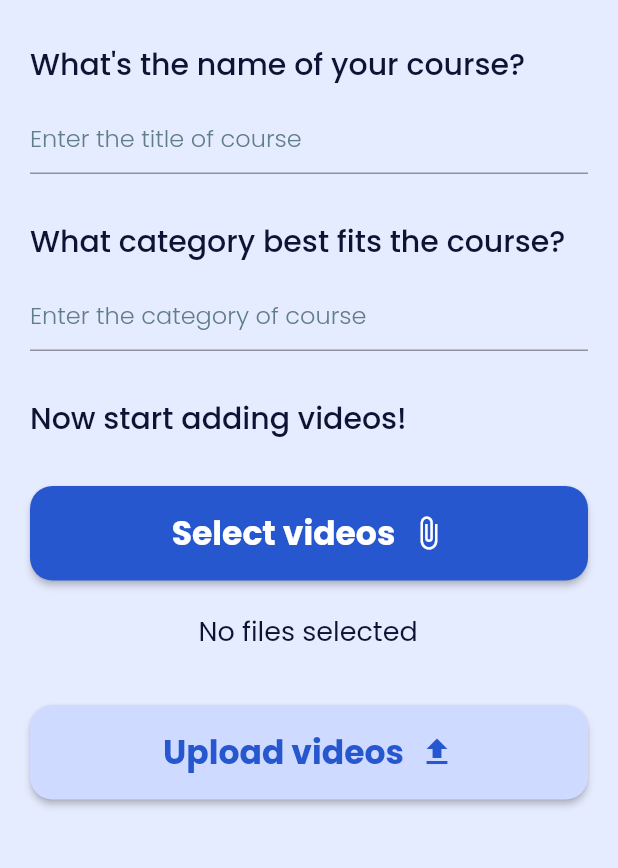
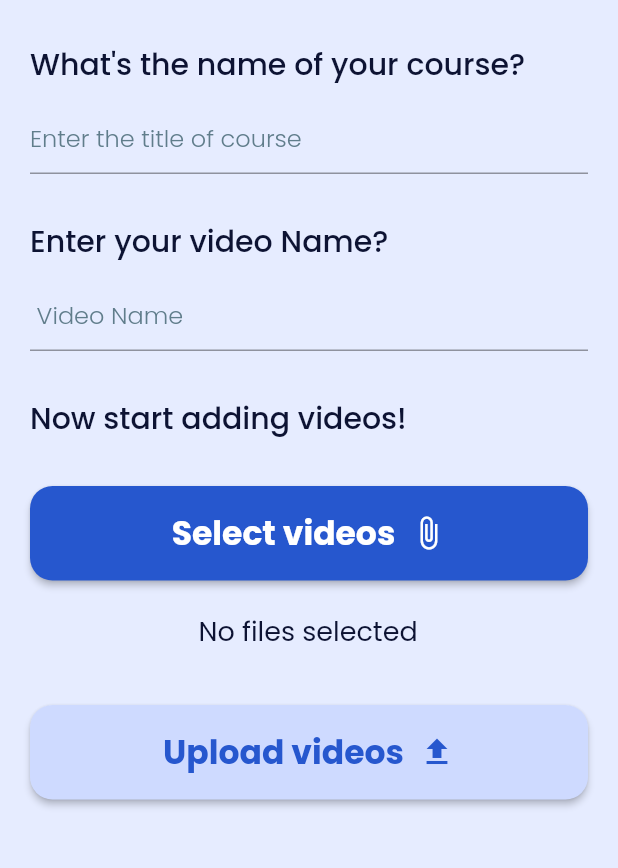
Before and after one commit to niyatipatel2711/e_learning_platform, a Flutter app: the CreateCourse screen opened directly, on a phone screen of 412 x 824 dp, the part 72-940 px from its top. Run offline on Flutter 3.47's test engine with Material 2 defaults, Android fonts, the phone set to English and light mode, and no system bars; our stand-ins replace cloud_firestore, file_picker, firebase_auth, firebase_core, firebase_storage, flutter_svg and 7 more; accounts and stored records are empty.

Commit message:
video uploaded separate folder

```diff
--- a/lib/admin/adminhomescreen.dart
+++ b/lib/admin/adminhomescreen.dart
@@ -19,6 +19,8 @@ class AdminHomeScreen extends StatefulWidget {
 class _AdminHomeScreenState extends State<AdminHomeScreen> {
 
   @override
+
+
   Widget build(BuildContext context) {
     return Scaffold(
       backgroundColor: tooLightBlue,
--- a/lib/admin/createCourse.dart
+++ b/lib/admin/createCourse.dart
@@ -20,6 +20,10 @@ class CreateCourse extends StatefulWidget {
 
 class _CreateCourseState extends State<CreateCourse> {
   late VideoPlayerController _videoPlayerController;
+
+ var coursetitle = TextEditingController();
+  var videoName = TextEditingController();
+
 
   bool isuploading = false;
 
@@ -53,11 +57,15 @@ class _CreateCourseState extends State<CreateCourse> {
   Future uploadFiles() async {
     try {
       if (video != null) {
+
+      String _coursetitle = coursetitle.text;
+            String _videoName = videoName.text;
+
         final Reference firebaseStorageRef =
-            FirebaseStorage.instance.ref().child("videos");
-        var timekey = new DateTime.now();
+            FirebaseStorage.instance.ref().child('$_coursetitle');
+        // var timekey = new DateTime.now();
         final UploadTask task = firebaseStorageRef
-            .child(timekey.toString() + ".mp4")
+            .child('$_videoName'.toString() + ".mp4")
             .putFile(video!);
         gotoAdmin();
       } else {
@@ -133,6 +141,7 @@ class _CreateCourseState extends State<CreateCourse> {
                   ),
                   SizedBox(height: 10),
                   TextFormField(
+                    controller: coursetitle,
                     style: GoogleFonts.poppins(color: blue),
                     decoration: InputDecoration(
                       border: UnderlineInputBorder(),
@@ -146,7 +155,7 @@ class _CreateCourseState extends State<CreateCourse> {
                   ),
                   SizedBox(height: 30),
                   Text(
-                    'What category best fits the course?',
+                    'Enter your video Name?',
                     style: GoogleFonts.poppins(
                       color: darkBlue,
                       fontSize: 20,
@@ -155,10 +164,11 @@ class _CreateCourseState extends State<CreateCourse> {
                   ),
                   SizedBox(height: 10),
                   TextFormField(
+                    controller: videoName,
                     style: GoogleFonts.poppins(color: blue),
                     decoration: InputDecoration(
                       border: UnderlineInputBorder(),
-                      hintText: 'Enter the category of course',
+                      hintText: ' Video Name',
                       hintStyle: GoogleFonts.poppins(
                         color: Colors.blueGrey,
                         fontWeight: FontWeight.w300,
```
